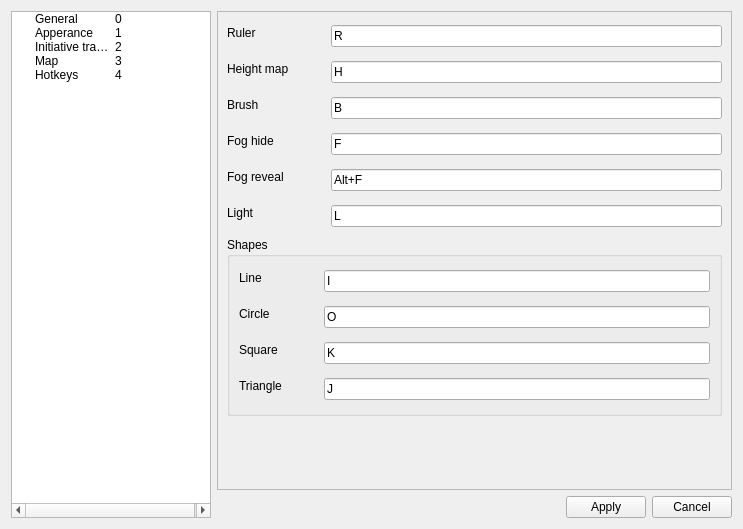
Qt form settingsdialog.ui (Technohamster-py/dm-assist) before a commit.
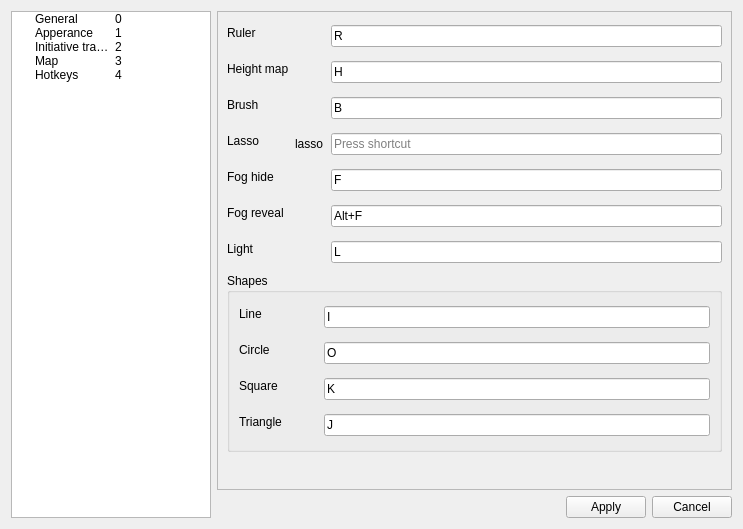
The same form after that commit. The open tabs and pages were chosen to show the change. Icons and pictures are not drawn.

The edit to the form file:
```diff
--- a/settingsdialog.ui
+++ b/settingsdialog.ui
@@ -46,6 +46,9 @@
        <height>16777215</height>
       </size>
      </property>
+     <property name="horizontalScrollBarPolicy">
+      <enum>Qt::ScrollBarAlwaysOff</enum>
+     </property>
      <attribute name="headerVisible">
       <bool>false</bool>
      </attribute>
@@ -674,8 +677,8 @@
              <rect>
               <x>0</x>
               <y>0</y>
-              <width>172</width>
-              <height>444</height>
+              <width>501</width>
+              <height>482</height>
              </rect>
             </property>
             <layout class="QVBoxLayout" name="verticalLayout_2">
@@ -816,14 +819,14 @@
                  </item>
                 </layout>
                </item>
-               <item row="3" column="0">
+               <item row="4" column="0">
                 <widget class="QLabel" name="fogHideLabel">
                  <property name="text">
                   <string>Fog hide</string>
                  </property>
                 </widget>
                </item>
-               <item row="3" column="1">
+               <item row="4" column="1">
                 <layout class="QHBoxLayout" name="fogHideLayout">
                  <item>
                   <widget class="QLabel" name="fogHideIcon">
@@ -859,14 +862,14 @@
                  </item>
                 </layout>
                </item>
-               <item row="4" column="0">
+               <item row="5" column="0">
                 <widget class="QLabel" name="fogRevealLabel">
                  <property name="text">
                   <string>Fog reveal</string>
                  </property>
                 </widget>
                </item>
-               <item row="4" column="1">
+               <item row="5" column="1">
                 <layout class="QHBoxLayout" name="fogRevealLayout">
                  <item>
                   <widget class="QLabel" name="fogRevealIcon">
@@ -902,14 +905,14 @@
                  </item>
                 </layout>
                </item>
-               <item row="5" column="0">
+               <item row="6" column="0">
                 <widget class="QLabel" name="lightLabel">
                  <property name="text">
                   <string>Light</string>
                  </property>
                 </widget>
                </item>
-               <item row="5" column="1">
+               <item row="6" column="1">
                 <layout class="QHBoxLayout" name="lightLayout">
                  <item>
                   <widget class="QLabel" name="lightIcon">
@@ -945,6 +948,39 @@
                  </item>
                 </layout>
                </item>
+               <item row="3" column="0">
+                <widget class="QLabel" name="lassoLabel">
+                 <property name="text">
+                  <string>Lasso</string>
+                 </property>
+                </widget>
+               </item>
+               <item row="3" column="1">
+                <layout class="QHBoxLayout" name="lassoLayout">
+                 <item>
+                  <widget class="QLabel" name="lassoIcon">
+                   <property name="minimumSize">
+                    <size>
+                     <width>30</width>
+                     <height>30</height>
+                    </size>
+                   </property>
+                   <property name="maximumSize">
+                    <size>
+                     <width>30</width>
+                     <height>30</height>
+                    </size>
+                   </property>
+                   <property name="text">
+                    <string>lasso</string>
+                   </property>
+                  </widget>
+                 </item>
+                 <item>
+                  <widget class="QKeySequenceEdit" name="lassoEdit"/>
+                 </item>
+                </layout>
+               </item>
               </layout>
              </item>
              <item>
```
Left out of the diff: 90 changed lines with no effect on the pictures.
